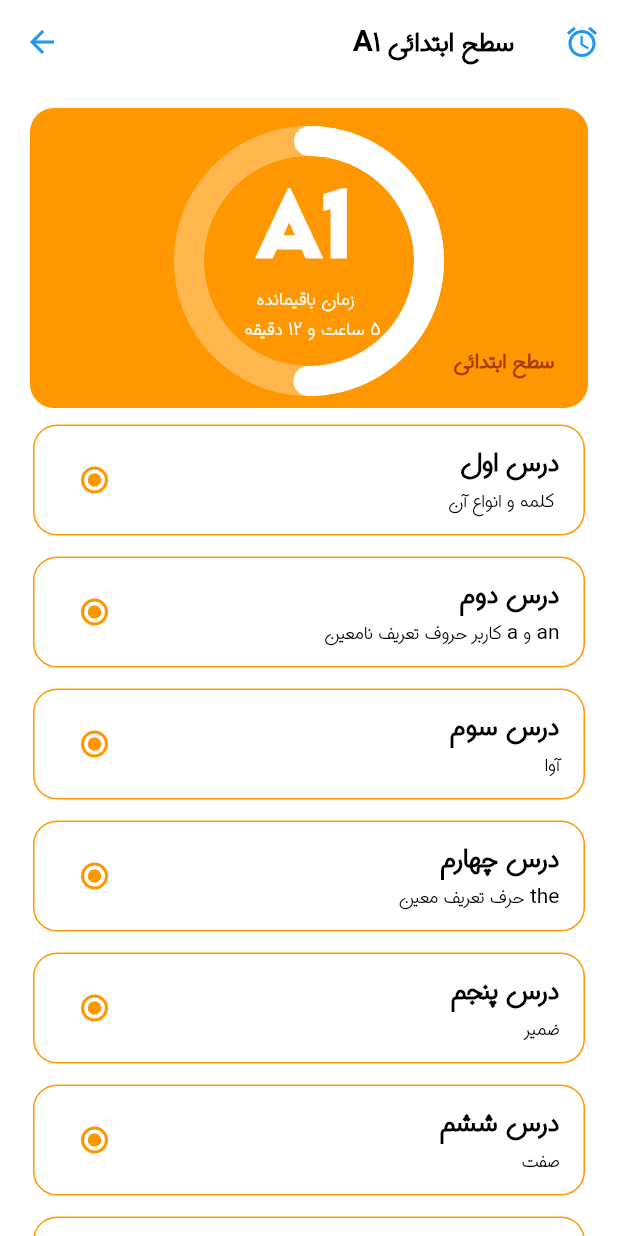
After one commit to MahmoodHashem/english_grammar, a Flutter app: the screen it shows after launch, after a tap on "A1", on a phone screen of 412 x 824 dp. The commit adds this screen. Run offline on Flutter 3.47's test engine with Material 2 defaults, Android fonts, the phone set to English and light mode, and no system bars; drawn by our look-alikes of step_progress_indicator; our stand-ins replace carousel_slider, rflutter_alert; missing offline and left inert: countdown_progress_indicator, dart:html.

Commit message:
lessons section design was completed

```diff
--- a/lib/factors/title.dart
+++ b/lib/factors/title.dart
@@ -1,7 +1,7 @@
 import 'package:flutter/material.dart';
 import '../screens/home_screen.dart';
 import 'package:step_progress_indicator/step_progress_indicator.dart';
-import 'package:english_grammar/consts.dart';
+import 'package:english_grammar/screens/lesson_screen.dart';
 
 
 
@@ -12,7 +12,8 @@ class Levels extends StatefulWidget {
      required this.colorOfUnselectedProgress,
      required this.title,
      required this.subtitle,
-     required this.colorOfSubtitle
+     required this.colorOfSubtitle,
+     this.isNavigatable = true,
   });
 
    final Color colorOfContainer;
@@ -20,6 +21,7 @@ class Levels extends StatefulWidget {
    final String title;
    final String subtitle;
    final Color colorOfSubtitle;
+   final bool isNavigatable;
 
   @override
   State<Levels> createState() => _LevelsState();
@@ -27,12 +29,30 @@ class Levels extends StatefulWidget {
 
 class _LevelsState extends State<Levels> {
   @override
-  Widget build(BuildContext context) {
-    return Stack(
+  Widget build(BuildContext context)  {
+    Future navigate() async{
+      if(widget.isNavigatable == true){
+       return  await Navigator.push(context, MaterialPageRoute(builder: (c) =>Lessons(
+            colorOfTile: widget.colorOfContainer,
+            colorOfContainer: widget.colorOfContainer,
+            colorOfUnselectedProgress: widget.colorOfUnselectedProgress,
+            title: widget.title,
+            subtitle: widget.subtitle,
+            colorOfSubtitle: widget.colorOfSubtitle) ));
+      }else{
+        return null;
+      }
+    }
+
+    return GestureDetector(
+      onTap: (){
+        navigate();
+      },
+      child: Stack(
         alignment: Alignment.bottomRight,
         children: [
           Container(
-          margin: const EdgeInsets.symmetric(horizontal: 10),
+            margin: const EdgeInsets.symmetric(horizontal: 8),
             decoration: BoxDecoration(
               color: widget.colorOfContainer,
               borderRadius: BorderRadius.circular(16),
@@ -105,6 +125,7 @@ class _LevelsState extends State<Levels> {
             ),
           )
         ],
+      ),
     );
   }
 }
--- a/lib/screens/home_screen.dart
+++ b/lib/screens/home_screen.dart
@@ -3,6 +3,7 @@ import 'package:english_grammar/consts.dart';
 import 'package:carousel_slider/carousel_slider.dart';
 import 'package:english_grammar/factors/title.dart';
 import 'package:english_grammar/factors/home_list_contents.dart';
+import 'lesson_screen.dart';
 
 
 class Home extends StatefulWidget {
@@ -13,6 +14,7 @@ class Home extends StatefulWidget {
 }
 
 class _HomeState extends State<Home> {
+
 
   var slides = [
     Levels(
@@ -57,6 +59,7 @@ class _HomeState extends State<Home> {
   @override
   Widget build(BuildContext context) {
     return Scaffold(
+      backgroundColor: Colors.white,
       appBar: AppBar(
         shadowColor: const Color.fromRGBO(0,0, 0, 0.5),
         backgroundColor: Colors.white,
--- /dev/null
+++ b/lib/screens/lesson_screen.dart
@@ -0,0 +1,187 @@
+
+import 'package:flutter/material.dart';
+import 'package:english_grammar/factors/title.dart';
+import 'package:english_grammar/test.dart';
+import 'package:rflutter_alert/rflutter_alert.dart';
+
+class Lessons extends StatefulWidget {
+   Lessons({Key? key,
+     required this.colorOfContainer,
+     required this.colorOfUnselectedProgress,
+     required this.title,
+     required this.subtitle,
+     required this.colorOfSubtitle,
+     required this.colorOfTile,
+   }) : super(key: key,
+   );
+
+   final Color colorOfContainer;
+   final Color colorOfUnselectedProgress;
+   final String title;
+   final String subtitle;
+   final Color colorOfSubtitle;
+   final Color colorOfTile;
+
+
+  @override
+  State<Lessons> createState() => _LessonsState();
+}
+
+class _LessonsState extends State<Lessons> {
+
+  var lessons = ['اول','دوم','سوم','چهارم','پنجم','ششم','هفتم','هشتم','نهم','دهم','یازدهم','دوازدهم',
+    'سیزدهم','چهاردهم','پانزدهم','شانزدهم','هفدهم ','هجدهم','نوزدهم','بیستم',];
+
+List<String> a1Subs = ['کلمه و انواع آن ','کاربر حروف تعریف نامعین a و an','آوا','حرف تعریف معین the','ضمیر',
+  'صفت','ترتیب صفات ','صفات مقایسوی','قید','فعل و اشکال آن ','انواع قید','جملات شرطی','سوالیه شرطی','زمان حال ساده', 'زمان گذشته ساده'];
+List<String> a2Subs = ['فعل wish','افعال توبی ','فعل مجهول','جمله ای معلوم و مجهول','افعال سببی',
+  'ing - اسم مصدر','زمان حال جاری','زمان گذشته جاری','ضمایر موصولی whose, whome, who, which, that','(ing + فعل) در جمله ای فرعی و بعد از افعال حسی',
+  'enough, too, so...that, such....that','migh, may, must,should','کلمات ربط دهنده 1','کلمات ربط دهنده 2'];
+List<String> b1Subs = ['جملات نقل قول','whether and whether...or','neither,either,too,so','still and anymore',
+  'جمله ای وابسته - clause','روش تعیین شکل صحیح فعل','زمان حال کامل','زمان گذشته کامل',];
+List<String> b2Subs = ['اشکال مختلف فعل','used to, be used to','کمیت نما ها','افعال کمکی ','adj clause',
+  'whould rather and whould prefer','زمان آینده ساده ','فعل مصر - infinitive','indirect question',
+  'ضمایر فاعلی ','صفات ملکی','حروف اضاهف'];
+List<String> c1Subs =  ['اشکال مختلف فعل','used to, be used to','کمیت نما ها','افعال کمکی ','adj clause',
+  'whould rather and whould prefer','زمان آینده ساده ','فعل مصر - infinitive','indirect question',
+  'ضمایر فاعلی ','صفات ملکی','حروف اضاهف'];
+List<String> c2Subs = ['اشکال مختلف فعل','used to, be used to','کمیت نما ها','افعال کمکی ','adj clause',
+  'whould rather and whould prefer','زمان آینده ساده ','فعل مصر - infinitive','indirect question',
+  'ضمایر فاعلی ','صفات ملکی','حروف اضاهف'];
+
+
+ List<String> subtitlesList(){
+
+    var title = widget.title;
+
+    switch(title){
+      case 'A1': return a1Subs;
+      case 'A2': return a2Subs;
+      case 'B1': return b1Subs;
+      case 'B2': return b2Subs;
+      case 'C1': return b2Subs;
+      case 'C2': return b2Subs;
+      default:
+        return [];
+    }
+
+  }
+  int lenghtOfSubtitleList(){
+    var title = widget.title;
+
+    switch(title){
+      case 'A1': return a1Subs.length;
+      case 'A2': return a2Subs.length;
+      case 'B1': return b1Subs.length;
+      case 'B2': return b2Subs.length;
+      case 'C1': return b2Subs.length;
+      case 'C2': return b2Subs.length;
+      default:
+        return 0;
+    }
+
+  }
+
+
+
+  @override
+  Widget build(BuildContext context) {
+    return Scaffold(
+      backgroundColor: Colors.white,
+      appBar: AppBar(
+          elevation: 0,
+          backgroundColor: Colors.white,
+          leading: IconButton(onPressed: (){
+            Navigator.pop(context);
+          }, icon: Icon(Icons.arrow_back), color: Colors.blue),
+          actions: [IconButton(onPressed: (){}, icon: Icon(Icons.alarm), color: Colors.blue,)],
+          title: Align(
+              alignment: Alignment.centerRight,
+              child: Text("${widget.title} ${widget.subtitle} ",
+                style: TextStyle(
+                  fontWeight: FontWeight.bold,
+                  color: Colors.black,
+                ),
+              )
+          )
+      ),
+      body: Padding(
+        padding: const EdgeInsets.all(8.0),
+        child: Column(
+          mainAxisAlignment: MainAxisAlignment.start,
+          children: [
+            Card(
+              elevation: 0,
+              child: Levels(
+                  colorOfContainer: widget.colorOfContainer,
+                  colorOfUnselectedProgress: widget.colorOfUnselectedProgress,
+                  title: widget.title,
+                  subtitle: widget.subtitle,
+                  colorOfSubtitle: widget.colorOfSubtitle,
+                  isNavigatable: false),
+            ),
+            Expanded(
+                child: ListView.builder(
+                    itemCount: lenghtOfSubtitleList(),
+                    itemBuilder: (c,i){
+                      return Padding(
+                        padding: const EdgeInsets.symmetric(horizontal: 14,vertical: 7),
+                        child: ListTile(
+                          onTap: (){
+                            //Navigator.push(context, MaterialPageRoute(builder: (c) => Test()));
+
+                            Alert(
+                              context: context,
+                              type: AlertType.warning,
+                              title: "درس قفل است",
+                              desc: "ابتدا درس قبلی را تکمیل نمائید",
+                              buttons: [
+                                DialogButton(
+                                  child: Text(
+                                    "باشه",
+                                    style: TextStyle(color: Colors.white, fontSize: 20),
+                                  ),
+                                  onPressed: () => Navigator.pop(context),
+                                  width: 120,
+                                )
+                              ],
+                            ).show();
+
+                          },
+                          shape: RoundedRectangleBorder(
+                            side: BorderSide(color: widget.colorOfTile,  width:1),
+                            borderRadius: BorderRadius.circular(16),
+                          ),
+                          title: Align(
+                              alignment: Alignment.centerRight,
+                              child: Text('درس ${lessons[i]}',
+                                textDirection: TextDirection.rtl,
+                                style: TextStyle(
+                                  fontSize: 20,
+                                  color: Colors.black,
+                                  fontWeight: FontWeight.bold,
+                                ),
+                              )),
+                          subtitle: Align(
+                            alignment: Alignment.bottomRight,
+                            child: Text(subtitlesList()[i],
+                              style: TextStyle(
+                                color: Colors.black,
+                              ),
+                            ),
+                          ),
+                          tileColor: Colors.transparent,
+                          leading: Radio(value: true,
+                            groupValue:true ,
+                            onChanged: (value){},
+                            activeColor: widget.colorOfTile, ),
+                        ),
+                      );
+                    })
+            )
+          ],
+        ),
+      ),
+    );
+  }
+}
--- a/pubspec.yaml
+++ b/pubspec.yaml
@@ -33,6 +33,9 @@ dependencies:
   material_design_icons_flutter: ^7.0.7296
   step_progress_indicator: ^1.0.2
   carousel_slider: ^4.2.1
+  rflutter_alert: ^2.0.6
+  countdown_progress_indicator: ^0.1.2
+  shared_preferences: ^2.2.0
 
 
 
```
Also changed, not shown: lib/main.dart (+84 -1 lines), lib/lessons/a1.dart (line endings or trailing spaces), pubspec.lock. Lines whose indentation alone changed are shown as unchanged.
